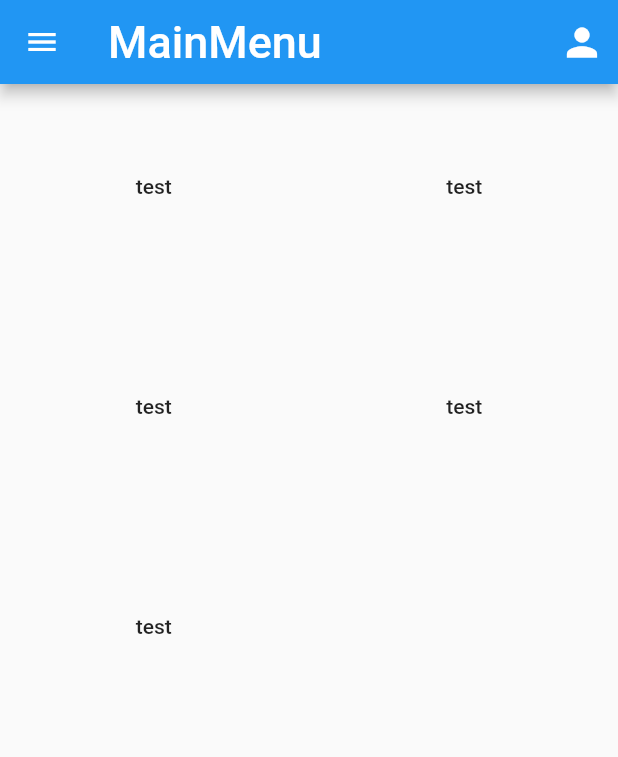
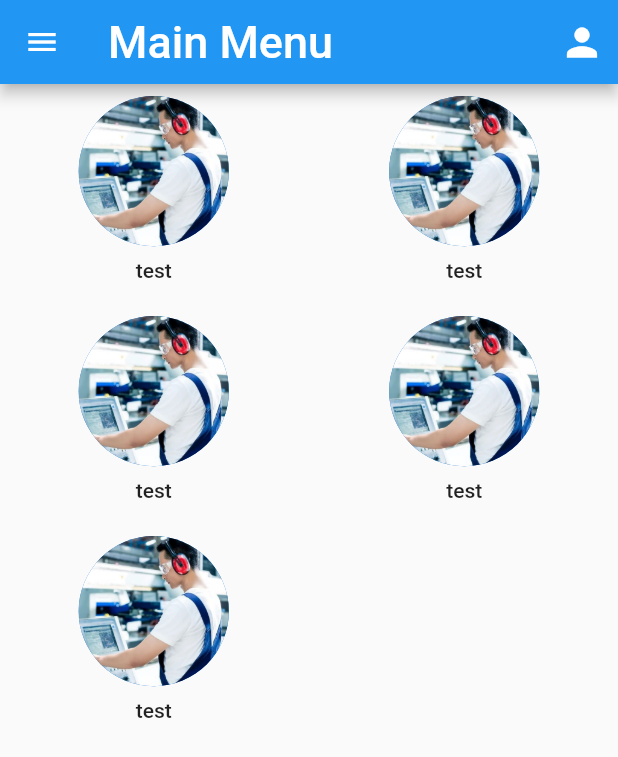
Before and after one commit to safem0de/myMobileApp, a Flutter app: the HomePage screen opened by its route, on a phone screen of 412 x 824 dp. Shown: the top 757 px of the screen. Run offline on Flutter 3.47's test engine with Material 2 defaults, Android fonts, the phone set to English and light mode, and no system bars; our stand-ins replace another_flushbar, dio.

Commit message:
save before biggest modify

```diff
--- a/lib/src/pages/home/home_page.dart
+++ b/lib/src/pages/home/home_page.dart
@@ -20,7 +20,7 @@ class _HomePageState extends State<HomePage> {
     return Scaffold(
       appBar: AppBar(
         title: const Text(
-          'MainMenu',
+          'Main Menu',
           style: TextStyle(fontSize: 30),
         ),
         actions: <Widget>[
--- a/lib/src/pages/home/widgets/program_item.dart
+++ b/lib/src/pages/home/widgets/program_item.dart
@@ -10,19 +10,51 @@ class ProgramItem extends StatelessWidget {
     return Column(
       mainAxisAlignment: MainAxisAlignment.center,
       children: [
-        // _buildIcon(),
+        _buildIcon(),
         _buildName(),
       ],
     );
   }
 
-  // _buildIcon() {}
+  Stack _buildIcon() {
+    final height = maxHeight * 0.85;
+    return Stack(
+      // fit: StackFit.expand,
+      children: [
+        SizedBox(
+          height: height,
+          child: IconButton(
+            splashRadius: maxHeight * 0.5,
+            iconSize: maxHeight,
+            icon: CircleAvatar(
+              maxRadius: maxHeight,
+              child: ClipRRect(
+                borderRadius: BorderRadius.circular(100.0),
+                child: Image.asset(
+                  Asset.SETUP_SLOT_IMAGE,
+                  height: maxHeight,
+                ),
+              ),
+            ),
+            onPressed: () {
+              // do something when the button is pressed
+              debugPrint('Hi there');
+            },
+          ),
+        ),
+      ],
+    );
+  }
 
-  Text _buildName() {
-    return const Text(
-      'test',
-      style: TextStyle(
-        fontWeight: FontWeight.w500,
+  Expanded _buildName() {
+    return const Expanded(
+      child: Text(
+        'test',
+        style: TextStyle(
+          fontWeight: FontWeight.w500,
+        ),
+        maxLines: 1,
+        overflow: TextOverflow.ellipsis,
       ),
     );
   }
--- /dev/null
+++ b/lib/src/pages/insert_slot/insert_slot.dart
@@ -0,0 +1,10 @@
+import 'package:flutter/material.dart';
+
+class InsertSlot extends StatelessWidget {
+  const InsertSlot({Key? key}) : super(key: key);
+
+  @override
+  Widget build(BuildContext context) {
+    return Container();
+  }
+}
--- a/lib/src/viewmodels/process_menu_view_model.dart
+++ b/lib/src/viewmodels/process_menu_view_model.dart
@@ -4,16 +4,18 @@ import 'package:flutter/material.dart';
 class ProcessMenu {
   late String? title;
   late Image? image;
+  late Widget? widget;
   late Function(BuildContext context)? onPressed;
 
   ProcessMenu({
     this.title,
     this.image,
+    this.widget,
     this.onPressed,
   });
 }
 
-class ProcessMenuInsertSlot {
+class ProcessMenuViewModel {
   List<ProcessMenu> get item => <ProcessMenu>[
         ProcessMenu(
           title: 'Insert Slot',
```
Also changed, not shown: lib/src/viewmodels/menu_view_model.dart (+19 -0 lines).
